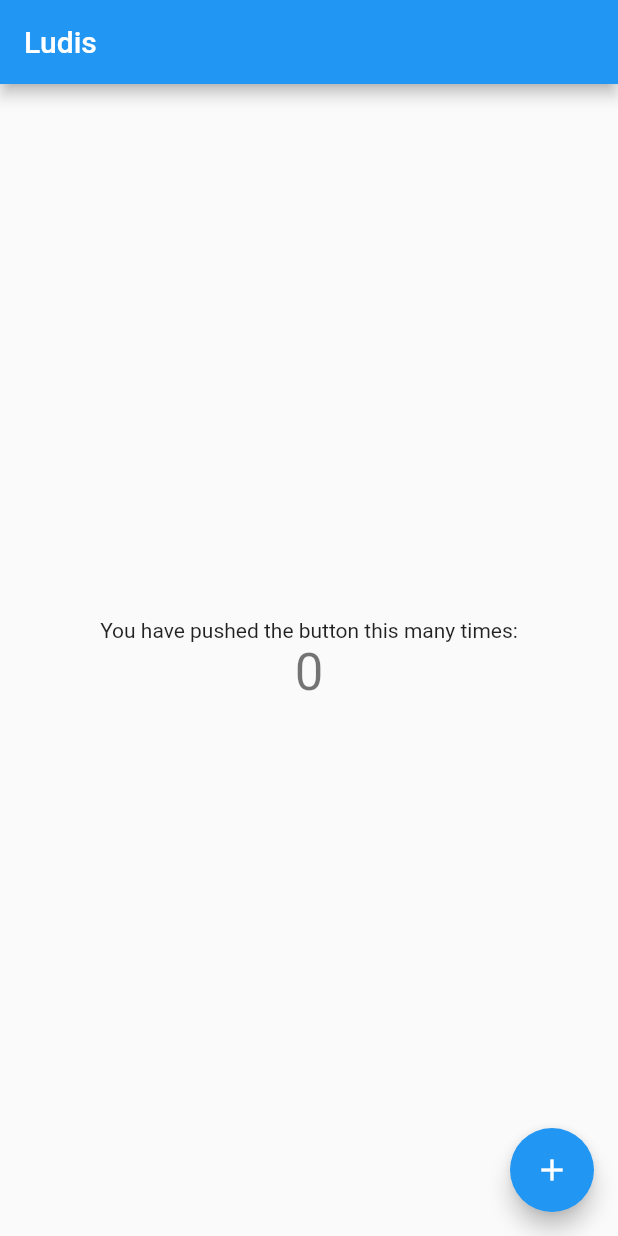
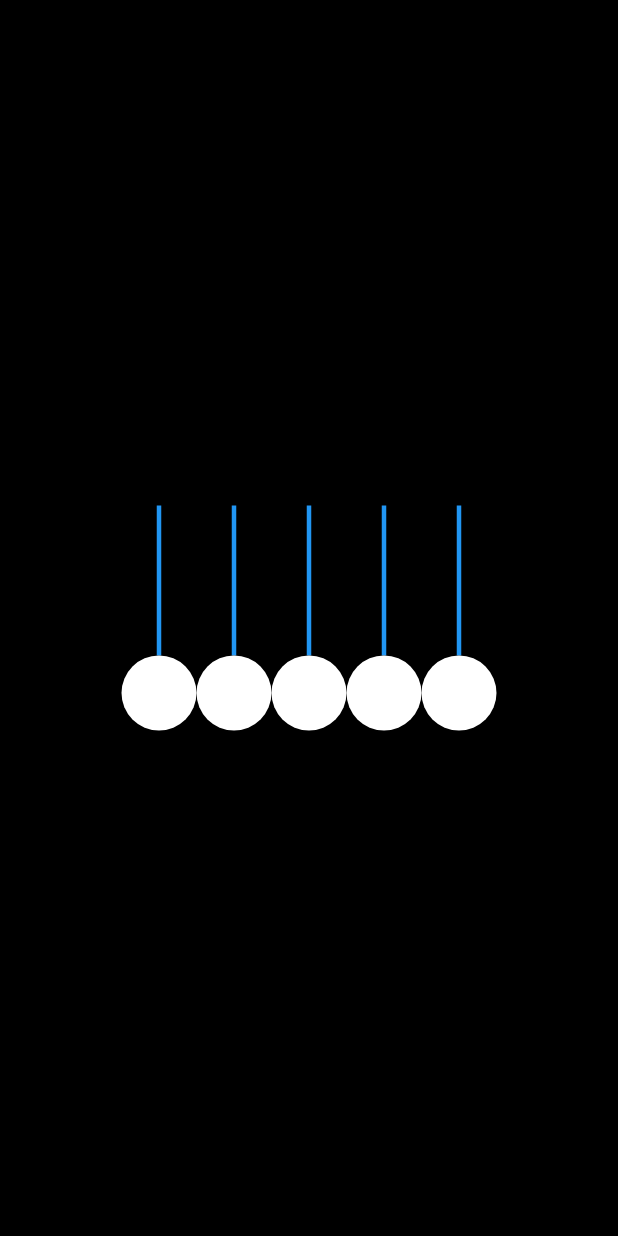
Before and after one commit to MahmoudAshours/Ludis, a Flutter app: the screen it shows after launch, on a phone screen of 412 x 824 dp. Run offline on Flutter 3.47's test engine with Material 2 defaults, Android fonts, the phone set to English and light mode, and no system bars.

Commit message:
Added project structure

```diff
--- /dev/null
+++ b/lib/Utils/ball.dart
@@ -0,0 +1,22 @@
+import 'package:flutter/material.dart';
+import 'package:ludis/Utils/line.dart';
+
+class Ball extends StatelessWidget {
+  @override
+  Widget build(BuildContext context) {
+    return Column(
+      mainAxisAlignment: MainAxisAlignment.center,
+      children: [
+        Line(),
+        Container(
+          width: 50,
+          height: 50,
+          decoration: BoxDecoration(
+            shape: BoxShape.circle,
+            color: Colors.white,
+          ),
+        ),
+      ],
+    );
+  }
+}
--- /dev/null
+++ b/lib/cradle_screen.dart
@@ -0,0 +1,17 @@
+import 'package:flutter/material.dart';
+import 'package:ludis/Utils/ball.dart';
+
+class CradleScreen extends StatelessWidget {
+  @override
+  Widget build(BuildContext context) {
+    return Scaffold(
+      backgroundColor: Colors.black,
+      body: Center(
+        child: Row(
+          mainAxisAlignment: MainAxisAlignment.center,
+          children: [Ball(), Ball(), Ball(), Ball(), Ball()],
+        ),
+      ),
+    );
+  }
+}
--- a/lib/main.dart
+++ b/lib/main.dart
@@ -1,4 +1,5 @@
 import 'package:flutter/material.dart';
+import 'package:ludis/cradle_screen.dart';
 
 void main() {
   runApp(MyApp());
@@ -9,58 +10,8 @@ class MyApp extends StatelessWidget {
   Widget build(BuildContext context) {
     return MaterialApp(
       title: 'Ludis',
-      theme: ThemeData(
-        primarySwatch: Colors.blue,
-        visualDensity: VisualDensity.adaptivePlatformDensity,
-      ),
-      home: MyHomePage(title: 'Ludis'),
+      home: CradleScreen(),
+      debugShowCheckedModeBanner: false,
     );
   }
 }
-
-class MyHomePage extends StatefulWidget {
-  MyHomePage({Key key, this.title}) : super(key: key);
-
-  final String title;
-
-  @override
-  _MyHomePageState createState() => _MyHomePageState();
-}
-
-class _MyHomePageState extends State<MyHomePage> {
-  int _counter = 0;
-
-  void _incrementCounter() {
-    setState(() {
-      _counter++;
-    });
-  }
-
-  @override
-  Widget build(BuildContext context) {
-    return Scaffold(
-      appBar: AppBar(
-        title: Text(widget.title),
-      ),
-      body: Center(
-        child: Column(
-          mainAxisAlignment: MainAxisAlignment.center,
-          children: <Widget>[
-            Text(
-              'You have pushed the button this many times:',
-            ),
-            Text(
-              '$_counter',
-              style: Theme.of(context).textTheme.headline4,
-            ),
-          ],
-        ),
-      ),
-      floatingActionButton: FloatingActionButton(
-        onPressed: _incrementCounter,
-        tooltip: 'Increment',
-        child: Icon(Icons.add),
-      ),
-    );
-  }
-}
```
Also changed, not shown: lib/Utils/line.dart (added, +26 -0 lines).
